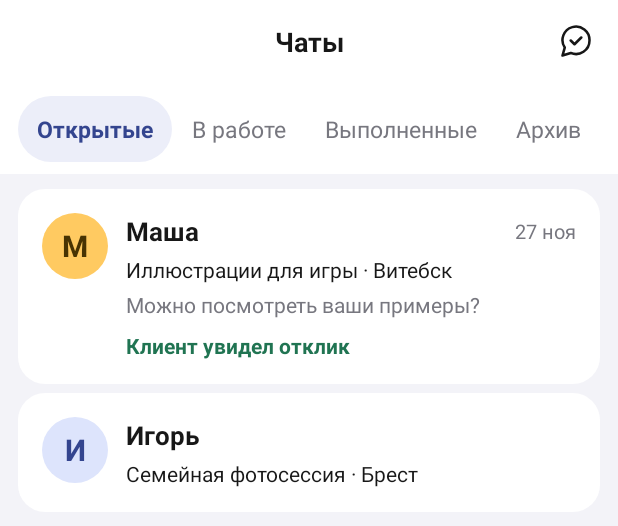
After one commit to semfi4ka/kursovaya-tri-mushketera, an Android app: the layout page_chats.xml on its own in the app's theme, with its tools: preview values and no code run, on a phone screen of 412 x 824 dp. The commit adds this screen. Shown: the top 526 px of the screen. Run offline under Robolectric (Android 15) with nearby library versions, the phone set to English and light mode, and no system bars.

Commit message:
add chats layout

```diff
--- a/app/src/main/java/com/example/kursach/MainActivity.java
+++ b/app/src/main/java/com/example/kursach/MainActivity.java
@@ -29,7 +29,7 @@ import androidx.core.view.WindowInsetsCompat;
 
 public class MainActivity extends AppCompatActivity {
     private static final String[] CITIES = {"Любой город", "Минск", "Витебск", "Гомель", "Брест"};
-    private static final String SUPPORT_OPEN = "support_open";
+    private static final String ACTIVE_PAGE = "active_page";
     private EditText searchInput;
     private LinearLayout orderCards;
     private View emptyState;
@@ -41,10 +41,11 @@ public class MainActivity extends AppCompatActivity {
     private int maxPrice;
     private boolean remoteOnly;
     private boolean onSiteOnly;
-    private final OnBackPressedCallback supportBackCallback = new OnBackPressedCallback(false) {
+    private int activePage;
+    private final OnBackPressedCallback pageBackCallback = new OnBackPressedCallback(false) {
         @Override
         public void handleOnBackPressed() {
-            showSupport(false);
+            showPage(R.id.navOrders);
         }
     };
 
@@ -54,14 +55,16 @@ public class MainActivity extends AppCompatActivity {
         EdgeToEdge.enable(this);
         setContentView(R.layout.activity_main);
         searchInput = findViewById(R.id.searchInput);
-        getOnBackPressedDispatcher().addCallback(this, supportBackCallback);
-        findViewById(R.id.navOrders).setOnClickListener(v -> showSupport(false));
-        findViewById(R.id.navSupport).setOnClickListener(v -> showSupport(true));
+        getOnBackPressedDispatcher().addCallback(this, pageBackCallback);
+        findViewById(R.id.navOrders).setOnClickListener(v -> showPage(R.id.navOrders));
+        findViewById(R.id.navChats).setOnClickListener(v -> showPage(R.id.navChats));
+        findViewById(R.id.navSupport).setOnClickListener(v -> showPage(R.id.navSupport));
         findViewById(R.id.supportHelp).setOnClickListener(v ->
                 new HelpSheet().showNow(getSupportFragmentManager(), "support_help"));
         findViewById(R.id.supportAbout).setOnClickListener(v ->
                 startActivity(new Intent(this, AboutActivity.class)));
-        showSupport(savedInstanceState != null && savedInstanceState.getBoolean(SUPPORT_OPEN));
+        showPage(savedInstanceState == null ? R.id.navOrders
+                : savedInstanceState.getInt(ACTIVE_PAGE, R.id.navOrders));
         orderCards = findViewById(R.id.orderCards);
         emptyState = findViewById(R.id.emptyState);
         mapContent = findViewById(R.id.mapContent);
@@ -95,19 +98,22 @@ public class MainActivity extends AppCompatActivity {
     @Override
     protected void onSaveInstanceState(Bundle outState) {
         super.onSaveInstanceState(outState);
-        outState.putBoolean(SUPPORT_OPEN, supportBackCallback.isEnabled());
+        outState.putInt(ACTIVE_PAGE, activePage);
     }
 
-    private void showSupport(boolean open) {
-        if (open && searchInput.hasFocus()) {
+    private void showPage(int pageId) {
+        boolean showOrders = pageId == R.id.navOrders;
+        if (!showOrders && searchInput.hasFocus()) {
             WindowCompat.getInsetsController(getWindow(), searchInput)
                     .hide(WindowInsetsCompat.Type.ime());
             searchInput.clearFocus();
         }
-        findViewById(R.id.orderFeed).setVisibility(open ? View.GONE : View.VISIBLE);
-        findViewById(R.id.supportPage).setVisibility(open ? View.VISIBLE : View.GONE);
-        setActiveNavigation(open ? R.id.navSupport : R.id.navOrders);
-        supportBackCallback.setEnabled(open);
+        findViewById(R.id.orderFeed).setVisibility(showOrders ? View.VISIBLE : View.GONE);
+        findViewById(R.id.chatsPage).setVisibility(pageId == R.id.navChats ? View.VISIBLE : View.GONE);
+        findViewById(R.id.supportPage).setVisibility(pageId == R.id.navSupport ? View.VISIBLE : View.GONE);
+        activePage = pageId;
+        setActiveNavigation(pageId);
+        pageBackCallback.setEnabled(!showOrders);
     }
 
     private void setActiveNavigation(int activeItemId) {
--- /dev/null
+++ b/app/src/main/res/drawable/chat_avatar_background.xml
@@ -0,0 +1,4 @@
+<?xml version="1.0" encoding="utf-8"?>
+<shape xmlns:android="http://schemas.android.com/apk/res/android" android:shape="oval">
+    <solid android:color="#FFCA61" />
+</shape>
--- /dev/null
+++ b/app/src/main/res/drawable/ic_chats_check.xml
@@ -0,0 +1,13 @@
+<?xml version="1.0" encoding="utf-8"?>
+<vector xmlns:android="http://schemas.android.com/apk/res/android"
+    android:width="24dp"
+    android:height="24dp"
+    android:viewportWidth="24"
+    android:viewportHeight="24">
+    <path
+        android:pathData="M21,11 A9,9 0,0 1,8.5 19.3 L3,21 L4.5,15.7 A9,9 0,1 1,21 11 Z M8.5,11 L11,13.5 L15.5,9"
+        android:strokeColor="#171717"
+        android:strokeLineCap="round"
+        android:strokeLineJoin="round"
+        android:strokeWidth="1.7" />
+</vector>
--- a/app/src/main/res/layout/activity_main.xml
+++ b/app/src/main/res/layout/activity_main.xml
@@ -188,6 +188,17 @@
     </ScrollView>
 
     <include
+        android:id="@+id/chatsPage"
+        layout="@layout/page_chats"
+        android:layout_width="0dp"
+        android:layout_height="0dp"
+        android:visibility="gone"
+        app:layout_constraintBottom_toTopOf="@id/bottomNavigation"
+        app:layout_constraintEnd_toEndOf="parent"
+        app:layout_constraintStart_toStartOf="parent"
+        app:layout_constraintTop_toTopOf="parent" />
+
+    <include
         android:id="@+id/supportPage"
         layout="@layout/page_support"
         android:layout_width="0dp"
@@ -213,9 +224,9 @@
             <ImageView style="@style/BottomNavigationIcon" android:src="@drawable/ic_nav_orders" android:tint="@color/nav_item_tint" />
             <TextView style="@style/BottomNavigationLabel" android:text="Заказы" android:textColor="@color/nav_item_tint" />
         </LinearLayout>
-        <LinearLayout android:id="@+id/navChats" style="@style/BottomNavigationItem" android:contentDescription="Чаты">
+        <LinearLayout android:id="@+id/navChats" style="@style/BottomNavigationItem" android:contentDescription="@string/chats_title">
             <ImageView style="@style/BottomNavigationIcon" android:src="@drawable/ic_nav_chats" android:tint="@color/nav_item_tint" />
-            <TextView style="@style/BottomNavigationLabel" android:text="Чаты" android:textColor="@color/nav_item_tint" />
+            <TextView style="@style/BottomNavigationLabel" android:text="@string/chats_title" android:textColor="@color/nav_item_tint" />
         </LinearLayout>
         <LinearLayout android:id="@+id/navBalance" style="@style/BottomNavigationItem" android:contentDescription="Баланс">
             <ImageView style="@style/BottomNavigationIcon" android:src="@drawable/ic_nav_balance" android:tint="@color/nav_item_tint" />
--- /dev/null
+++ b/app/src/main/res/layout/page_chats.xml
@@ -0,0 +1,154 @@
+<?xml version="1.0" encoding="utf-8"?>
+<LinearLayout xmlns:android="http://schemas.android.com/apk/res/android"
+    android:layout_width="match_parent"
+    android:layout_height="match_parent"
+    android:background="#F3F3F8"
+    android:orientation="vertical">
+
+    <FrameLayout
+        android:layout_width="match_parent"
+        android:layout_height="wrap_content"
+        android:background="@color/white">
+
+        <TextView
+            android:layout_width="match_parent"
+            android:layout_height="wrap_content"
+            android:accessibilityHeading="true"
+            android:gravity="center"
+            android:minHeight="56dp"
+            android:paddingHorizontal="56dp"
+            android:paddingVertical="12dp"
+            android:text="@string/chats_title"
+            android:textColor="@color/nav_active"
+            android:textSize="18sp"
+            android:textStyle="bold" />
+
+        <ImageView
+            android:layout_width="24dp"
+            android:layout_height="24dp"
+            android:layout_gravity="center_vertical|end"
+            android:layout_marginEnd="16dp"
+            android:importantForAccessibility="no"
+            android:src="@drawable/ic_chats_check" />
+    </FrameLayout>
+
+    <HorizontalScrollView
+        android:layout_width="match_parent"
+        android:layout_height="wrap_content"
+        android:background="@color/white"
+        android:fillViewport="true"
+        android:scrollbars="none">
+
+        <LinearLayout
+            android:layout_width="wrap_content"
+            android:layout_height="wrap_content"
+            android:orientation="horizontal"
+            android:paddingHorizontal="12dp"
+            android:paddingVertical="8dp">
+
+            <TextView
+                style="@style/ChatsTab"
+                android:background="@drawable/segmented_selected"
+                android:backgroundTint="#ECEEF9"
+                android:text="@string/chats_open"
+                android:textColor="#34458F"
+                android:textStyle="bold" />
+
+            <TextView
+                style="@style/ChatsTab"
+                android:text="@string/chats_in_progress" />
+
+            <TextView
+                style="@style/ChatsTab"
+                android:text="@string/chats_completed" />
+
+            <TextView
+                style="@style/ChatsTab"
+                android:text="@string/chats_archive" />
+        </LinearLayout>
+    </HorizontalScrollView>
+
+    <ScrollView
+        android:layout_width="match_parent"
+        android:layout_height="0dp"
+        android:layout_weight="1"
+        android:scrollbars="none">
+
+        <LinearLayout
+            android:layout_width="match_parent"
+            android:layout_height="wrap_content"
+            android:orientation="vertical"
+            android:paddingHorizontal="12dp"
+            android:paddingVertical="10dp">
+
+            <LinearLayout style="@style/ChatsCard">
+
+                <TextView
+                    style="@style/ChatsAvatar"
+                    android:text="@string/chats_first_initial" />
+
+                <LinearLayout style="@style/ChatsCardInfo">
+
+                    <LinearLayout
+                        android:layout_width="match_parent"
+                        android:layout_height="wrap_content"
+                        android:gravity="center_vertical"
+                        android:orientation="horizontal">
+
+                        <TextView
+                            style="@style/ChatsName"
+                            android:layout_width="0dp"
+                            android:layout_weight="1"
+                            android:text="@string/chats_first_name" />
+
+                        <TextView
+                            android:layout_width="wrap_content"
+                            android:layout_height="wrap_content"
+                            android:layout_marginStart="8dp"
+                            android:text="@string/chats_first_date"
+                            android:textColor="@color/nav_inactive"
+                            android:textSize="13sp" />
+                    </LinearLayout>
+
+                    <TextView
+                        style="@style/ChatsLine"
+                        android:text="@string/chats_first_order" />
+
+                    <TextView
+                        style="@style/ChatsLine"
+                        android:text="@string/chats_first_preview"
+                        android:textColor="@color/nav_inactive" />
+
+                    <TextView
+                        style="@style/ChatsLine"
+                        android:layout_marginTop="8dp"
+                        android:text="@string/chats_first_status"
+                        android:textColor="#207452"
+                        android:textStyle="bold" />
+                </LinearLayout>
+            </LinearLayout>
+
+            <LinearLayout
+                style="@style/ChatsCard"
+                android:layout_marginTop="6dp">
+
+                <TextView
+                    style="@style/ChatsAvatar"
+                    android:backgroundTint="#DDE4FC"
+                    android:text="@string/chats_second_initial"
+                    android:textColor="#34458F" />
+
+                <LinearLayout style="@style/ChatsCardInfo">
+
+                    <TextView
+                        style="@style/ChatsName"
+                        android:text="@string/chats_second_name" />
+
+                    <TextView
+                        style="@style/ChatsLine"
+                        android:text="@string/chats_second_order" />
+                </LinearLayout>
+            </LinearLayout>
+        </LinearLayout>
+    </ScrollView>
+</LinearLayout>
--- /dev/null
+++ b/app/src/main/res/values/strings_chats.xml
@@ -0,0 +1,17 @@
+<?xml version="1.0" encoding="utf-8"?>
+<resources>
+    <string name="chats_title">Чаты</string>
+    <string name="chats_open">Открытые</string>
+    <string name="chats_in_progress">В работе</string>
+    <string name="chats_completed">Выполненные</string>
+    <string name="chats_archive">Архив</string>
+    <string name="chats_first_initial">М</string>
+    <string name="chats_first_name">Маша</string>
+    <string name="chats_first_date">27 ноя</string>
+    <string name="chats_first_order">Иллюстрации для игры · Витебск</string>
+    <string name="chats_first_preview">Можно посмотреть ваши примеры?</string>
+    <string name="chats_first_status">Клиент увидел отклик</string>
+    <string name="chats_second_initial">И</string>
+    <string name="chats_second_name">Игорь</string>
+    <string name="chats_second_order">Семейная фотосессия · Брест</string>
+</resources>
--- /dev/null
+++ b/app/src/main/res/values/styles_chats.xml
@@ -0,0 +1,58 @@
+<?xml version="1.0" encoding="utf-8"?>
+<resources>
+    <style name="ChatsTab">
+        <item name="android:layout_width">wrap_content</item>
+        <item name="android:layout_height">wrap_content</item>
+        <item name="android:layout_weight">1</item>
+        <item name="android:gravity">center</item>
+        <item name="android:minHeight">44dp</item>
+        <item name="android:paddingHorizontal">8dp</item>
+        <item name="android:paddingVertical">8dp</item>
+        <item name="android:textColor">@color/nav_inactive</item>
+        <item name="android:textSize">15sp</item>
+    </style>
+
+    <style name="ChatsCard">
+        <item name="android:layout_width">match_parent</item>
+        <item name="android:layout_height">wrap_content</item>
+        <item name="android:background">@drawable/rounded_white</item>
+        <item name="android:baselineAligned">false</item>
+        <item name="android:orientation">horizontal</item>
+        <item name="android:padding">16dp</item>
+    </style>
+
+    <style name="ChatsAvatar">
+        <item name="android:layout_width">44dp</item>
+        <item name="android:layout_height">44dp</item>
+        <item name="android:background">@drawable/chat_avatar_background</item>
+        <item name="android:gravity">center</item>
+        <item name="android:importantForAccessibility">no</item>
+        <item name="android:textColor">#483302</item>
+        <item name="android:textSize">20sp</item>
+        <item name="android:textStyle">bold</item>
+    </style>
+
+    <style name="ChatsCardInfo">
+        <item name="android:layout_width">0dp</item>
+        <item name="android:layout_height">wrap_content</item>
+        <item name="android:layout_marginStart">12dp</item>
+        <item name="android:layout_weight">1</item>
+        <item name="android:orientation">vertical</item>
+    </style>
+
+    <style name="ChatsLine">
+        <item name="android:layout_width">match_parent</item>
+        <item name="android:layout_height">wrap_content</item>
+        <item name="android:layout_marginTop">4dp</item>
+        <item name="android:ellipsize">end</item>
+        <item name="android:maxLines">1</item>
+        <item name="android:textColor">@color/nav_active</item>
+        <item name="android:textSize">14sp</item>
+    </style>
+
+    <style name="ChatsName" parent="ChatsLine">
+        <item name="android:layout_marginTop">0dp</item>
+        <item name="android:textSize">17sp</item>
+        <item name="android:textStyle">bold</item>
+    </style>
+</resources>
```
